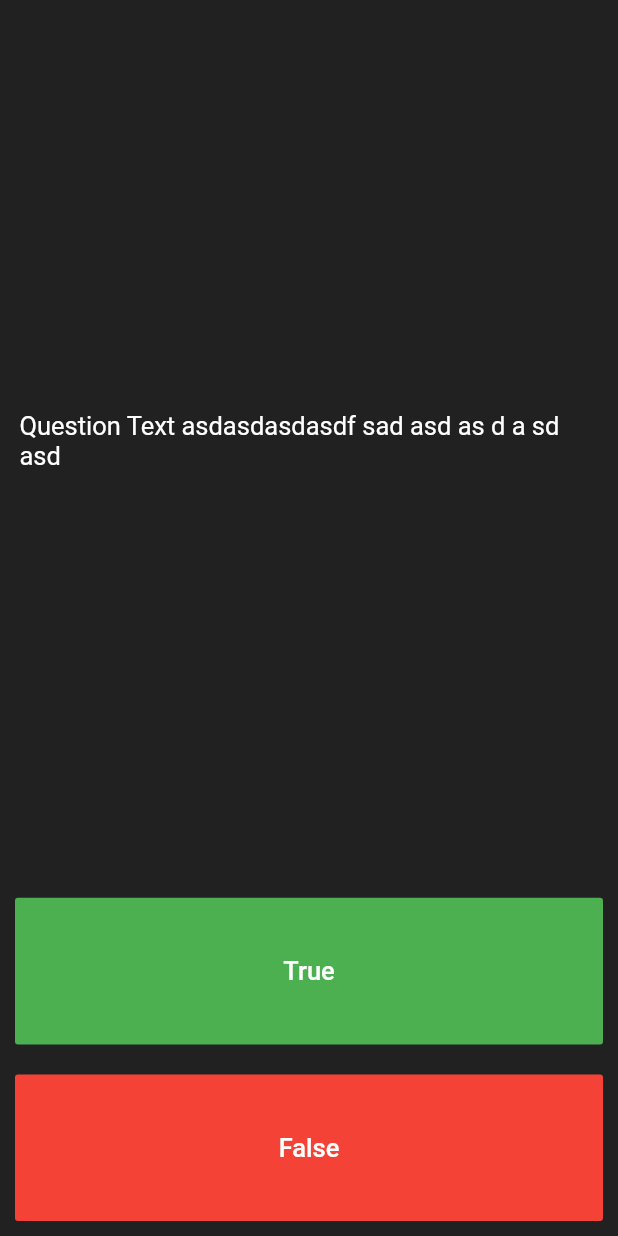
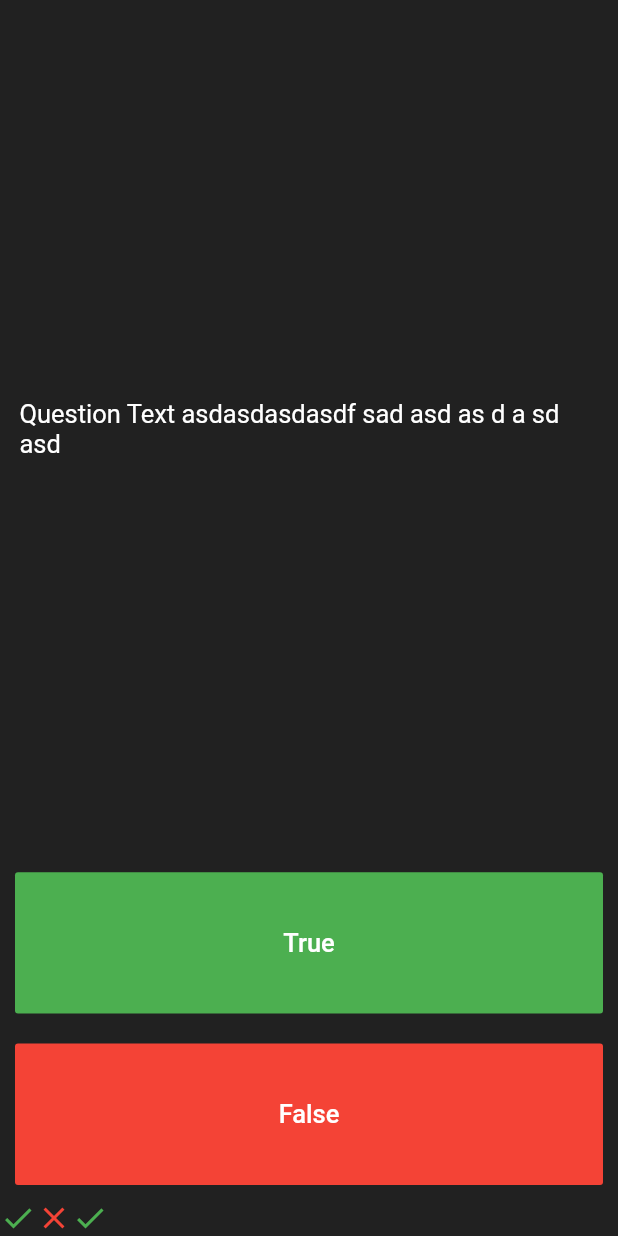
Before and after one commit to StaringGenie/quizler, a Flutter app: the screen it shows after launch, after a tap on "True", on a phone screen of 412 x 824 dp. Run offline on Flutter 3.47's test engine with Material 2 defaults, Android fonts, the phone set to English and light mode, and no system bars.

Commit message:
questions keeper

```diff
--- a/lib/main.dart
+++ b/lib/main.dart
@@ -22,9 +22,20 @@ class QuizPage extends StatefulWidget {
 }
 
 class _QuizPageState extends State<QuizPage> {
+  List<Icon> scoreKeeper = [
+    Icon(
+      Icons.check,
+      color: Colors.green,
+    ),
+    Icon(
+      Icons.close,
+      color: Colors.red,
+    ),
+  ];
   @override
   Widget build(BuildContext context) {
     return Column(
+      mainAxisAlignment: MainAxisAlignment.spaceBetween,
       crossAxisAlignment: CrossAxisAlignment.stretch,
       children: <Widget>[
         Expanded(
@@ -52,7 +63,14 @@ class _QuizPageState extends State<QuizPage> {
                     color: Colors.white,
                   )),
               color: Colors.green,
-              onPressed: () {},
+              onPressed: () {
+                setState(() {
+                  scoreKeeper.add(Icon(
+                    Icons.check,
+                    color: Colors.green,
+                  ));
+                });
+              },
             ),
           ),
         ),
@@ -66,10 +84,20 @@ class _QuizPageState extends State<QuizPage> {
                     color: Colors.white,
                   )),
               color: Colors.red,
-              onPressed: () {},
+              onPressed: () {
+                setState(() {
+                  scoreKeeper.add(Icon(
+                    Icons.close,
+                    color: Colors.red,
+                  ));
+                });
+              },
             ),
           ),
-        )
+        ),
+        Row(
+          children: scoreKeeper,
+        ),
       ],
     );
   }
```
